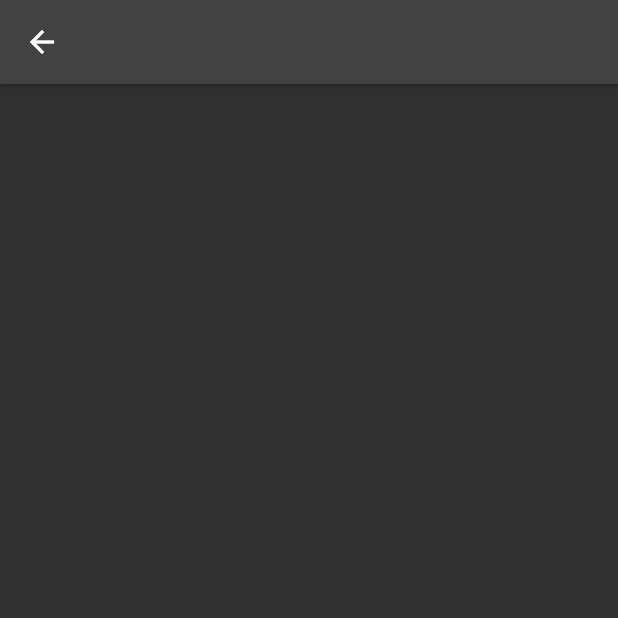
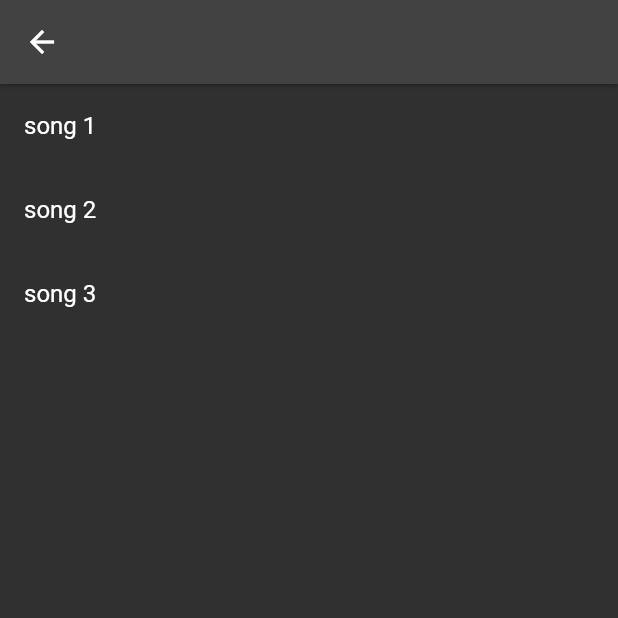
Before and after one commit to Haiqa461/musify_app, a Flutter app: the Playlist1 screen opened directly, on a phone screen of 412 x 824 dp, the top half of it. Run offline on Flutter 3.47's test engine with Material 2 defaults, Android fonts, the phone set to English and light mode, and no system bars.

Commit message:
songs added

```diff
--- a/lib/playlists_screens/playlist1_screen.dart
+++ b/lib/playlists_screens/playlist1_screen.dart
@@ -1,4 +1,5 @@
 import 'package:flutter/material.dart';
+import 'package:musify_app/songs_screen/Song_screen.dart';
 
 class Playlist1 extends StatefulWidget {
   const Playlist1({super.key});
@@ -8,13 +9,33 @@ class Playlist1 extends StatefulWidget {
 }
 
 class _Playlist1State extends State<Playlist1> {
+  List<String> names = [
+    "song 1",
+    "song 2",
+    "song 3",
+  ];
+
   @override
   Widget build(BuildContext context) {
     return Scaffold(
       appBar: AppBar(
         elevation: 1,
       ),
-      body: const SingleChildScrollView(),
+      body: SingleChildScrollView(
+        child: ListView.builder(
+          itemCount: names.length,
+          shrinkWrap: true,
+          itemBuilder: (context, index) {
+            return ListTile(
+              title: Text(names[index]),
+              onTap: () {
+                Navigator.push(context,
+                    MaterialPageRoute(builder: (context) => const Song1()));
+              },
+            );
+          },
+        ),
+      ),
     );
   }
 }
```
Also changed, not shown: lib/songs_screen/Song_screen.dart (added, +19 -0 lines).
